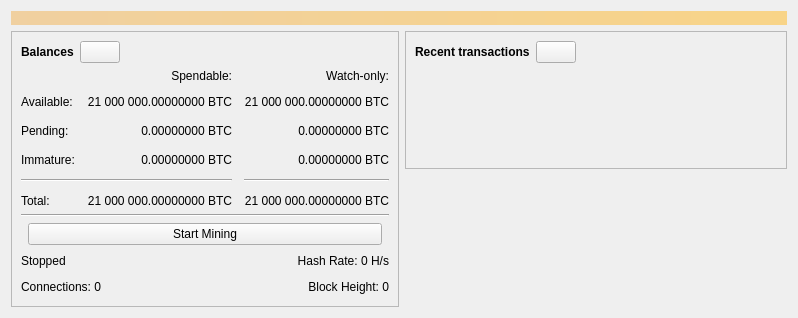
Before: the Qt Designer form src/qt/forms/overviewpage.ui in debugworking/Bitcoin-Classic, drawn with Qt 5.
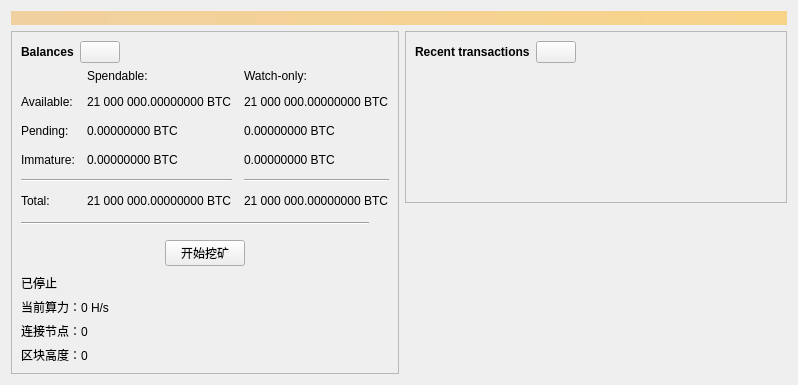
After: the same form once the commit is applied. Icons and pictures are not drawn. Custom widgets are drawn as their Qt base class.

```diff
--- a/src/qt/forms/overviewpage.ui
+++ b/src/qt/forms/overviewpage.ui
@@ -7,7 +7,7 @@
     <x>0</x>
     <y>0</y>
     <width>798</width>
-    <height>318</height>
+    <height>384</height>
    </rect>
   </property>
   <property name="windowTitle">
@@ -123,7 +123,7 @@
                <string notr="true">0.00000000 BTC</string>
               </property>
               <property name="alignment">
-               <set>Qt::AlignRight|Qt::AlignTrailing|Qt::AlignVCenter</set>
+               <set>Qt::AlignLeading|Qt::AlignLeft|Qt::AlignVCenter</set>
               </property>
               <property name="textInteractionFlags">
                <set>Qt::LinksAccessibleByMouse|Qt::TextSelectableByKeyboard|Qt::TextSelectableByMouse</set>
@@ -142,7 +142,7 @@
                <string notr="true">0.00000000 BTC</string>
               </property>
               <property name="alignment">
-               <set>Qt::AlignRight|Qt::AlignTrailing|Qt::AlignVCenter</set>
+               <set>Qt::AlignLeading|Qt::AlignLeft|Qt::AlignVCenter</set>
               </property>
               <property name="textInteractionFlags">
                <set>Qt::LinksAccessibleByMouse|Qt::TextSelectableByKeyboard|Qt::TextSelectableByMouse</set>
@@ -161,7 +161,7 @@
                <string notr="true">0.00000000 BTC</string>
               </property>
               <property name="alignment">
-               <set>Qt::AlignRight|Qt::AlignTrailing|Qt::AlignVCenter</set>
+               <set>Qt::AlignLeading|Qt::AlignLeft|Qt::AlignVCenter</set>
               </property>
               <property name="textInteractionFlags">
                <set>Qt::LinksAccessibleByMouse|Qt::TextSelectableByKeyboard|Qt::TextSelectableByMouse</set>
@@ -213,7 +213,7 @@
                <string notr="true">0.00000000 BTC</string>
               </property>
               <property name="alignment">
-               <set>Qt::AlignRight|Qt::AlignTrailing|Qt::AlignVCenter</set>
+               <set>Qt::AlignLeading|Qt::AlignLeft|Qt::AlignVCenter</set>
               </property>
               <property name="textInteractionFlags">
                <set>Qt::LinksAccessibleByMouse|Qt::TextSelectableByKeyboard|Qt::TextSelectableByMouse</set>
@@ -252,7 +252,7 @@
                <string notr="true">21 000 000.00000000 BTC</string>
               </property>
               <property name="alignment">
-               <set>Qt::AlignRight|Qt::AlignTrailing|Qt::AlignVCenter</set>
+               <set>Qt::AlignLeading|Qt::AlignLeft|Qt::AlignVCenter</set>
               </property>
               <property name="textInteractionFlags">
                <set>Qt::LinksAccessibleByMouse|Qt::TextSelectableByKeyboard|Qt::TextSelectableByMouse</set>
@@ -271,7 +271,7 @@
                <string notr="true">21 000 000.00000000 BTC</string>
               </property>
               <property name="alignment">
-               <set>Qt::AlignRight|Qt::AlignTrailing|Qt::AlignVCenter</set>
+               <set>Qt::AlignLeading|Qt::AlignLeft|Qt::AlignVCenter</set>
               </property>
               <property name="textInteractionFlags">
                <set>Qt::LinksAccessibleByMouse|Qt::TextSelectableByKeyboard|Qt::TextSelectableByMouse</set>
@@ -284,7 +284,7 @@
                <string>Watch-only:</string>
               </property>
               <property name="alignment">
-               <set>Qt::AlignRight|Qt::AlignTrailing|Qt::AlignVCenter</set>
+               <set>Qt::AlignLeading|Qt::AlignLeft|Qt::AlignVCenter</set>
               </property>
              </widget>
             </item>
@@ -307,7 +307,7 @@
                <string notr="true">21 000 000.00000000 BTC</string>
               </property>
               <property name="alignment">
-               <set>Qt::AlignRight|Qt::AlignTrailing|Qt::AlignVCenter</set>
+               <set>Qt::AlignLeading|Qt::AlignLeft|Qt::AlignVCenter</set>
               </property>
               <property name="textInteractionFlags">
                <set>Qt::LinksAccessibleByMouse|Qt::TextSelectableByKeyboard|Qt::TextSelectableByMouse</set>
@@ -326,7 +326,7 @@
                <string notr="true">21 000 000.00000000 BTC</string>
               </property>
               <property name="alignment">
-               <set>Qt::AlignRight|Qt::AlignTrailing|Qt::AlignVCenter</set>
+               <set>Qt::AlignLeading|Qt::AlignLeft|Qt::AlignVCenter</set>
               </property>
               <property name="textInteractionFlags">
                <set>Qt::LinksAccessibleByMouse|Qt::TextSelectableByKeyboard|Qt::TextSelectableByMouse</set>
@@ -346,13 +346,146 @@
                <string>Spendable:</string>
               </property>
               <property name="alignment">
-               <set>Qt::AlignRight|Qt::AlignTrailing|Qt::AlignVCenter</set>
+               <set>Qt::AlignLeading|Qt::AlignLeft|Qt::AlignVCenter</set>
               </property>
              </widget>
             </item>
            </layout>
           </item>
-         <item><spacer name="spacer_before_line"><property name="orientation"><enum>Qt::Vertical</enum></property><property name="sizeHint" stdset="0"><size><width>20</width><height>10</height></size></property></spacer></item><item><widget class="QFrame" name="line_after_total"><property name="frameShape"><enum>QFrame::HLine</enum></property><property name="frameShadow"><enum>QFrame::Sunken</enum></property><property name="minimumHeight"><number>2</number></property><property name="maximumHeight"><number>2</number></property></widget></item><item><layout class="QHBoxLayout" name="miningLayout"><item><spacer name="horizontalSpacer_left"><property name="orientation"><enum>Qt::Horizontal</enum></property><property name="sizeType"><enum>QSizePolicy::Expanding</enum></property></spacer></item><item><widget class="QPushButton" name="startMiningButton"><property name="text"><string>Start Mining</string></property></widget></item><item><spacer name="horizontalSpacer_right"><property name="orientation"><enum>Qt::Horizontal</enum></property><property name="sizeType"><enum>QSizePolicy::Expanding</enum></property></spacer></item></layout></item><item><layout class="QHBoxLayout" name="miningStatusRow"><item><widget class="QLabel" name="miningStatusLabel"><property name="text"><string>Stopped</string></property><property name="alignment"><set>Qt::AlignLeft|Qt::AlignVCenter</set></property></widget></item><item><spacer name="miningStatusSpacer"><property name="orientation"><enum>Qt::Horizontal</enum></property><property name="sizeType"><enum>QSizePolicy::Expanding</enum></property><property name="sizeHint" stdset="0"><size><width>40</width><height>20</height></size></property></spacer></item><item><widget class="QLabel" name="labelHashRate"><property name="text"><string>Hash Rate: 0 H/s</string></property><property name="alignment"><set>Qt::AlignRight|Qt::AlignVCenter</set></property></widget></item></layout></item><item><layout class="QHBoxLayout" name="nodeHeightRow"><item><widget class="QLabel" name="labelConnections"><property name="text"><string>Connections: 0</string></property><property name="alignment"><set>Qt::AlignLeft|Qt::AlignVCenter</set></property></widget></item><item><spacer name="nodeHeightSpacer"><property name="orientation"><enum>Qt::Horizontal</enum></property><property name="sizeType"><enum>QSizePolicy::Expanding</enum></property><property name="sizeHint" stdset="0"><size><width>40</width><height>20</height></size></property></spacer></item><item><widget class="QLabel" name="labelBlockHeight"><property name="text"><string>Block Height: 0</string></property><property name="alignment"><set>Qt::AlignRight|Qt::AlignVCenter</set></property></widget></item></layout></item></layout>
+          <item>
+           <layout class="QHBoxLayout" name="line_after_total_row">
+            <item>
+             <widget class="Line" name="line_after_total">
+              <property name="enabled">
+               <bool>true</bool>
+              </property>
+              <property name="orientation">
+               <enum>Qt::Horizontal</enum>
+              </property>
+             </widget>
+            </item>
+            <item>
+             <spacer name="line_after_total_right_spacer">
+              <property name="orientation">
+               <enum>Qt::Horizontal</enum>
+              </property>
+              <property name="sizeType">
+               <enum>QSizePolicy::Fixed</enum>
+              </property>
+              <property name="sizeHint" stdset="0">
+               <size>
+                <width>20</width>
+                <height>20</height>
+               </size>
+              </property>
+             </spacer>
+            </item>
+           </layout>
+          </item>
+          <item>
+           <layout class="QHBoxLayout" name="miningButtonRow">
+            <item>
+             <spacer name="horizontalSpacer_left">
+              <property name="orientation">
+               <enum>Qt::Horizontal</enum>
+              </property>
+              <property name="sizeType">
+               <enum>QSizePolicy::Expanding</enum>
+              </property>
+              <property name="sizeHint" stdset="0">
+               <size>
+                <width>40</width>
+                <height>20</height>
+               </size>
+              </property>
+             </spacer>
+            </item>
+            <item>
+             <widget class="QPushButton" name="startMiningButton">
+              <property name="text">
+               <string>开始挖矿</string>
+              </property>
+             </widget>
+            </item>
+            <item>
+             <spacer name="horizontalSpacer_right">
+              <property name="orientation">
+               <enum>Qt::Horizontal</enum>
+              </property>
+              <property name="sizeType">
+               <enum>QSizePolicy::Expanding</enum>
+              </property>
+              <property name="sizeHint" stdset="0">
+               <size>
+                <width>40</width>
+                <height>20</height>
+               </size>
+              </property>
+             </spacer>
+            </item>
+           </layout>
+          </item>
+          <item>
+           <spacer name="spacer_after_button">
+            <property name="orientation">
+             <enum>Qt::Vertical</enum>
+            </property>
+            <property name="sizeType">
+             <enum>QSizePolicy::Fixed</enum>
+            </property>
+            <property name="sizeHint" stdset="0">
+             <size>
+              <width>20</width>
+              <height>2</height>
+             </size>
+            </property>
+           </spacer>
+          </item>
+          <item>
+           <layout class="QVBoxLayout" name="miningStatusColumn">
+            <item>
+             <widget class="QLabel" name="miningStatusLabel">
+              <property name="text">
+               <string>已停止</string>
+              </property>
+              <property name="alignment">
+               <set>Qt::AlignLeading|Qt::AlignLeft|Qt::AlignVCenter</set>
+              </property>
+             </widget>
+            </item>
+            <item>
+             <widget class="QLabel" name="labelHashRate">
+              <property name="text">
+               <string>当前算力：0 H/s</string>
+              </property>
+              <property name="alignment">
+               <set>Qt::AlignLeading|Qt::AlignLeft|Qt::AlignVCenter</set>
+              </property>
+             </widget>
+            </item>
+            <item>
+             <widget class="QLabel" name="labelConnections">
+              <property name="text">
+               <string>连接节点：0</string>
+              </property>
+              <property name="alignment">
+               <set>Qt::AlignLeading|Qt::AlignLeft|Qt::AlignVCenter</set>
+              </property>
+             </widget>
+            </item>
+            <item>
+             <widget class="QLabel" name="labelBlockHeight">
+              <property name="text">
+               <string>区块高度：0</string>
+              </property>
+              <property name="alignment">
+               <set>Qt::AlignLeading|Qt::AlignLeft|Qt::AlignVCenter</set>
+              </property>
+             </widget>
+            </item>
+           </layout>
+          </item>
+         </layout>
         </widget>
        </item>
        <item>
```
Left out of the diff: 14 changed lines with no effect on the pictures.
